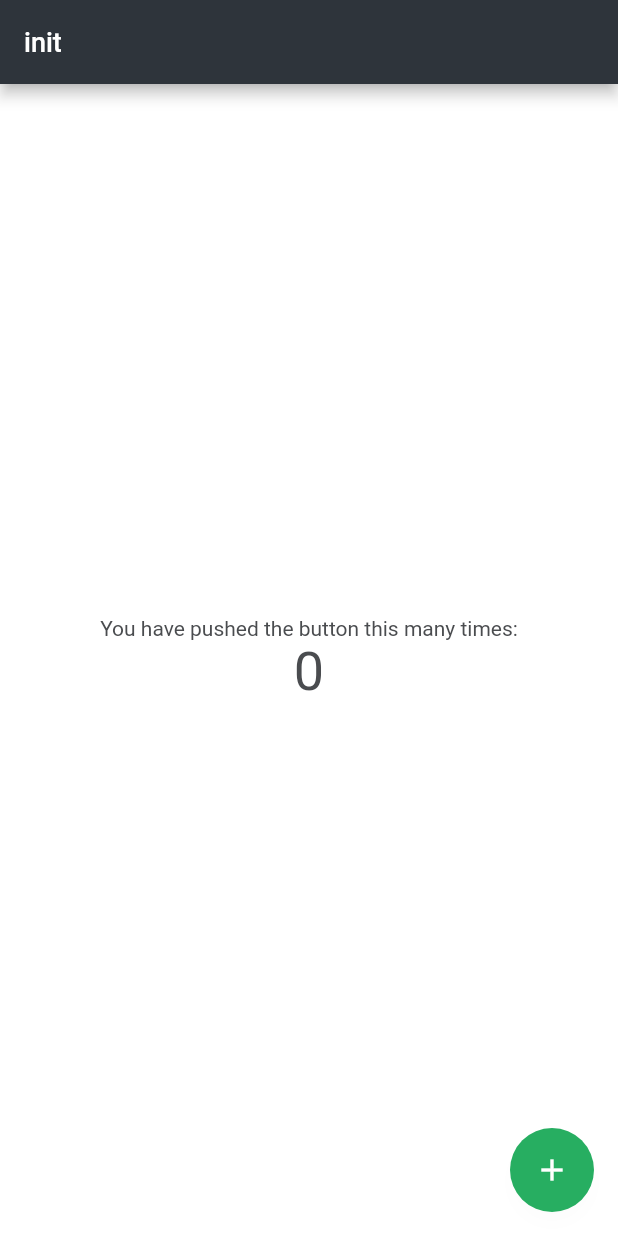
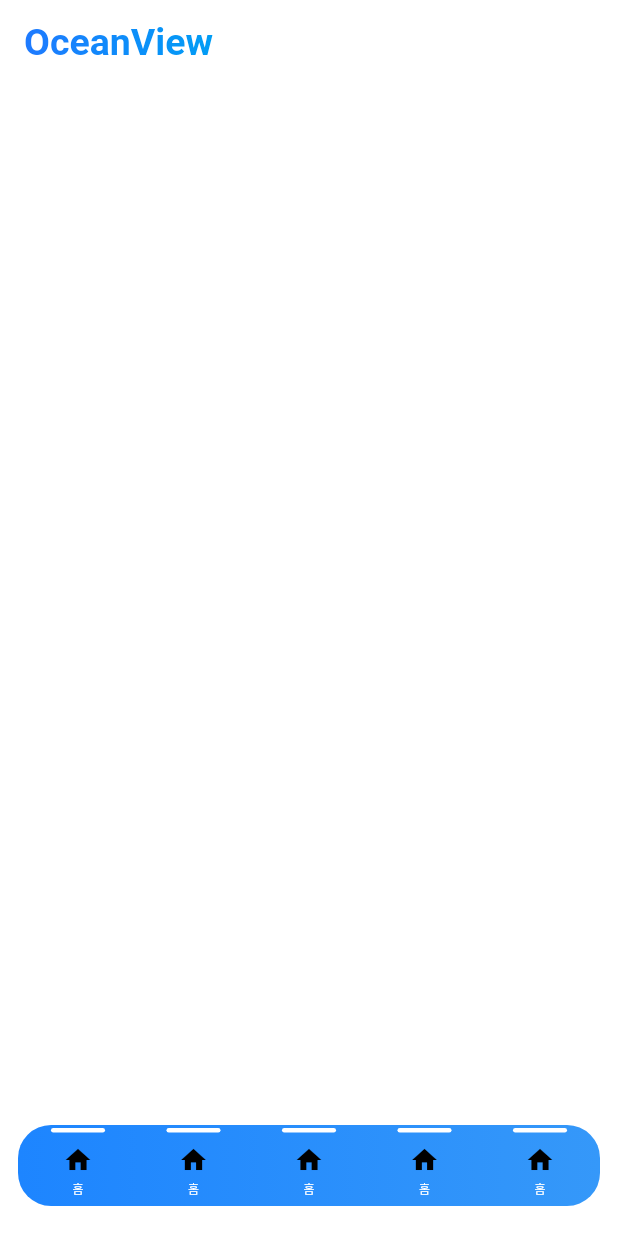
Before and after one commit to Project-Dolphin/Dolphin_V2, a Flutter app: the screen it shows after launch, on a phone screen of 412 x 824 dp. Run offline on Flutter 3.47's test engine with Material 2 defaults, Android fonts, the phone set to English and light mode, and no system bars; our stand-ins replace bloc, dartz, dio, equatable, get_it, google_fonts and 2 more; generated files the repository leaves out were written again.

Commit message:
아키텍처 및 DI

```diff
--- /dev/null
+++ b/lib/core/usecases/usecase.dart
@@ -0,0 +1,6 @@
+import 'package:dartz/dartz.dart';
+import 'package:oceanview/core/error/failures.dart';
+
+abstract class UseCase<Type, Params> {
+  Future<Either<Failure, Type>> call(Params params);
+}
--- a/lib/core/utils/constants.dart
+++ b/lib/core/utils/constants.dart
@@ -1,10 +1,6 @@
 // ignore_for_file: constant_identifier_names
 
-const String CACHED_TOKEN = 'CACHED_TOKEN';
-
 const String API_BASE_URL = 'BASE_URL'; // add the base url here
-const String LOGIN_USER = 'tokens';
-const String CREATE_USER = 'create';
 
 // 에러메세지
 const String NO_CONNECTION_ERROR = 'You are not connected to the Internet';
--- a/lib/core/utils/router.dart
+++ b/lib/core/utils/router.dart
@@ -1,5 +1,6 @@
 import 'package:flutter/material.dart';
 import 'package:oceanview/main.dart';
+import 'package:oceanview/screens/dashboard/presentation/page/dashboard.dart';
 // ignore: unused_import
 import 'constants.dart';
 
@@ -11,8 +12,7 @@ class Router {
       // case DEVELOPER_INTRO_ROUTE:
       //   return MaterialPageRoute(builder: (_) => ChangePasswordPage());
       default:
-        return MaterialPageRoute(
-            builder: (_) => const MyHomePage(title: 'initRoute'));
+        return MaterialPageRoute(builder: (_) => DashBoard());
     }
   }
 }
--- a/lib/main.dart
+++ b/lib/main.dart
@@ -1,8 +1,11 @@
 import 'package:flutter/material.dart';
 import 'package:flutter_localizations/flutter_localizations.dart';
 import 'package:oceanview/core/utils/theme.dart';
+import 'package:oceanview/screens/dashboard/presentation/page/dashboard.dart';
+import 'injection_container.dart' as di;
 
-void main() {
+Future<void> main() async {
+  await di.init();
   runApp(MyApp());
 }
 
@@ -33,91 +36,6 @@ class MyApp extends StatelessWidget {
         ], //, 'KR')],
         theme: AppTheme.light,
         darkTheme: AppTheme.dark,
-        home: const MyHomePage(title: 'init'));
+        home: DashBoard());
   }
 }
-
-class MyHomePage extends StatefulWidget {
-  const MyHomePage({Key? key, required this.title}) : super(key: key);
-
-  // This widget is the home page of your application. It is stateful, meaning
-  // that it has a State object (defined below) that contains fields that affect
-  // how it looks.
-
-  // This class is the configuration for the state. It holds the values (in this
-  // case the title) provided by the parent (in this case the App widget) and
-  // used by the build method of the State. Fields in a Widget subclass are
-  // always marked "final".
-
-  final String title;
-
-  @override
-  State<MyHomePage> createState() => _MyHomePageState();
-}
-
-class _MyHomePageState extends State<MyHomePage> {
-  int _counter = 0;
-
-  void _incrementCounter() {
-    setState(() {
-      // This call to setState tells the Flutter framework that something has
-      // changed in this State, which causes it to rerun the build method below
-      // so that the display can reflect the updated values. If we changed
-      // _counter without calling setState(), then the build method would not be
-      // called again, and so nothing would appear to happen.
-      _counter++;
-    });
-  }
-
-  @override
-  Widget build(BuildContext context) {
-    // This method is rerun every time setState is called, for instance as done
-    // by the _incrementCounter method above.
-    //
-    // The Flutter framework has been optimized to make rerunning build methods
-    // fast, so that you can just rebuild anything that needs updating rather
-    // than having to individually change instances of widgets.
-    return Scaffold(
-      appBar: AppBar(
-        // Here we take the value from the MyHomePage object that was created by
-        // the App.build method, and use it to set our appbar title.
-        title: Text(widget.title),
-      ),
-      body: Center(
-        // Center is a layout widget. It takes a single child and positions it
-        // in the middle of the parent.
-        child: Column(
-          // Column is also a layout widget. It takes a list of children and
-          // arranges them vertically. By default, it sizes itself to fit its
-          // children horizontally, and tries to be as tall as its parent.
-          //
-          // Invoke "debug painting" (press "p" in the console, choose the
-          // "Toggle Debug Paint" action from the Flutter Inspector in Android
-          // Studio, or the "Toggle Debug Paint" command in Visual Studio Code)
-          // to see the wireframe for each widget.
-          //
-          // Column has various properties to control how it sizes itself and
-          // how it positions its children. Here we use mainAxisAlignment to
-          // center the children vertically; the main axis here is the vertical
-          // axis because Columns are vertical (the cross axis would be
-          // horizontal).
-          mainAxisAlignment: MainAxisAlignment.center,
-          children: <Widget>[
-            const Text(
-              'You have pushed the button this many times:',
-            ),
-            Text(
-              '$_counter',
-              style: Theme.of(context).textTheme.headline4,
-            ),
-          ],
-        ),
-      ),
-      floatingActionButton: FloatingActionButton(
-        onPressed: _incrementCounter,
-        tooltip: 'Increment',
-        child: const Icon(Icons.add),
-      ), // This trailing comma makes auto-formatting nicer for build methods.
-    );
-  }
-}
--- /dev/null
+++ b/lib/screens/dashboard/domain/repositories/home_repository.dart
@@ -0,0 +1,6 @@
+import 'package:dartz/dartz.dart';
+import 'package:oceanview/core/error/failures.dart';
+
+abstract class HomeRepository {
+  Future<Either<Failure, bool>> logoutUser(String token);
+}
--- /dev/null
+++ b/lib/screens/dashboard/presentation/page/dashboard.dart
@@ -0,0 +1,132 @@
+import 'dart:ui';
+
+import 'package:flutter/material.dart';
+
+/*
+Stack 구조로 관리하여야 할 듯
+import 'package:oceanview/screens/dashboard/presentation/page/widgets/floating_nav_bar.dart';
+*/
+class DashBoard extends StatelessWidget {
+  @override
+  Widget build(BuildContext context) {
+    return Scaffold(
+      appBar: AppBar(
+        backgroundColor: Colors.transparent,
+        foregroundColor: Colors.transparent,
+        elevation: 0,
+        title: const MainTitle(),
+      ),
+      extendBody: true,
+      body: Stack(
+        children: [
+          Positioned(
+            bottom: 20,
+            child: Container(
+              width: MediaQuery.of(context).size.width - 24,
+              margin: const EdgeInsets.symmetric(horizontal: 12),
+              padding:
+                  const EdgeInsets.only(bottom: 5, top: 2, left: 22, right: 22),
+              alignment: Alignment.center,
+              decoration: BoxDecoration(
+                borderRadius: BorderRadius.circular(22),
+                gradient: const LinearGradient(
+                  colors: [
+                    Color(0xFF1D85FF),
+                    Color(0xFF3598F9),
+                  ],
+                ),
+              ),
+              child: Row(
+                mainAxisSize: MainAxisSize.max,
+                mainAxisAlignment: MainAxisAlignment.spaceBetween,
+                children: [
+                  /*
+                  TODO:
+                  Select 아이템 처리 해야함
+                  Indicator 보임 여부 및 애니메이션 사용 여부
+                  */
+                  FloatingBottomItem(),
+                  FloatingBottomItem(),
+                  FloatingBottomItem(),
+                  FloatingBottomItem(),
+                  FloatingBottomItem(),
+                ],
+              ),
+            ),
+          )
+        ],
+      ),
+    );
+  }
+}
+
+class FloatingBottomItem extends StatelessWidget {
+  @override
+  Widget build(BuildContext context) {
+    return SizedBox(
+      width: 36,
+      height: 47,
+      child: Column(
+        mainAxisAlignment: MainAxisAlignment.spaceBetween,
+        children: [
+          Container(
+            alignment: Alignment.center,
+            height: 3,
+            decoration: BoxDecoration(
+                borderRadius: BorderRadius.circular(31.82),
+                color: Theme.of(context).primaryColor),
+          ),
+          Column(
+            children: const [
+              Icon(
+                Icons.home,
+                size: 20,
+              ),
+              SizedBox(height: 4),
+              Text('홈', style: TextStyle(fontSize: 8, color: Color(0xFFFFFFFF)))
+            ],
+          )
+        ],
+      ),
+    );
+  }
+}
+
+// TODO : Bloc을 통해 선택 된 페이지의 인덱스를 관리할 것
+class MainTitle extends StatelessWidget {
+  const MainTitle({Key? key}) : super(key: key);
+
+  @override
+  Widget build(BuildContext context) {
+    return ShaderMask(
+      blendMode: BlendMode.srcIn,
+      shaderCallback: (bounds) =>
+          const LinearGradient(colors: [Color(0xFF1E7AFF), Color(0xFF009DF5)])
+              .createShader(
+        Rect.fromLTWH(0, 0, bounds.width, bounds.height),
+      ),
+      child: Text('OceanView',
+          style: Theme.of(context)
+              .textTheme
+              .headline5!
+              .copyWith(fontWeight: FontWeight.w700)),
+    );
+  }
+}
+
+class Title extends StatelessWidget {
+  const Title({required int index, Key? key})
+      : _selectedIndex = index,
+        super(key: key);
+
+  final int _selectedIndex;
+
+  @override
+  Widget build(BuildContext context) {
+    return Container();
+  }
+
+  _buildMainTitle(BuildContext context) {
+    return Text('OceanView', style: Theme.of(context).textTheme.headline5);
+  }
+}
--- /dev/null
+++ b/lib/screens/dashboard/presentation/page/widgets/floating_nav_bar.dart
@@ -0,0 +1,2 @@
+export 'floating_nav_bar_body.dart';
+export 'floating_nav_bar_item.dart';
--- a/pubspec.yaml
+++ b/pubspec.yaml
@@ -42,6 +42,10 @@ dependencies:
   flutter_bloc: ^8.0.1
   google_fonts: ^2.3.1
   equatable: ^2.0.3
+  dartz: ^0.10.1
+  shared_preferences: ^2.0.13
+  get_it: ^7.2.0
+  dio: ^4.0.4
 
 dev_dependencies:
   flutter_test:
```
Also changed, not shown: lib/injection_container.dart (added, +53 -0 lines), lib/screens/dashboard/data/datasources/dashboard_local_datasource.dart (added, +21 -0 lines), lib/screens/dashboard/data/datasources/dashboard_remote_datasource.dart (added, +23 -0 lines), lib/screens/dashboard/data/repositories/dashabord_repository_impl.dart (added, +29 -0 lines), lib/screens/dashboard/domain/usecases/logout_user.dart (added, +22 -0 lines), lib/screens/dashboard/presentation/blocs/fetch_data/fetch_data_bloc.dart (added, +21 -0 lines), lib/screens/dashboard/presentation/blocs/fetch_data/fetch_data_event.dart (added, +8 -0 lines), lib/screens/dashboard/presentation/blocs/fetch_data/fetch_data_state.dart (added, +27 -0 lines), lib/screens/dashboard/presentation/page/widgets/floating_nav_bar_body.dart (added, +175 -0 lines), lib/screens/dashboard/presentation/page/widgets/floating_nav_bar_item.dart (added, +13 -0 lines), pubspec.lock, 1 other file.
